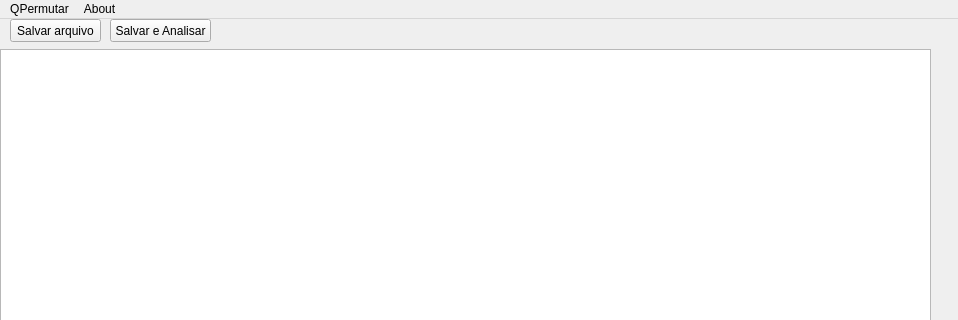
Before: the Qt Designer form mainwindow.ui in vrios/QPermuta, drawn with Qt 5; both pictures show x 0 to 958 and y 0 to 320 of the 958 by 582 pixel window.
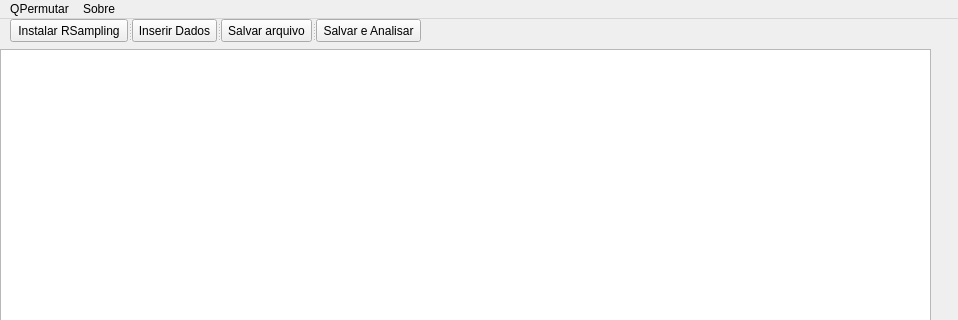
After: the same form once the commit is applied.

Commit message: -added button to install Rsampling -corrected output of files -added about dialog -promoted to version 1.0 beta

```diff
--- a/mainwindow.ui
+++ b/mainwindow.ui
@@ -24,33 +24,40 @@
      </rect>
     </property>
    </widget>
-   <widget class="QPushButton" name="pushButtonSalvarArquivo">
+   <widget class="QSplitter" name="splitter">
     <property name="geometry">
      <rect>
       <x>10</x>
       <y>0</y>
-      <width>91</width>
+      <width>411</width>
       <height>23</height>
      </rect>
     </property>
+    <property name="orientation">
+     <enum>Qt::Horizontal</enum>
+    </property>
+    <widget class="QPushButton" name="pushButtonInstalar">
+     <property name="text">
+      <string>Instalar RSampling</string>
+     </property>
+    </widget>
+    <widget class="QPushButton" name="pushButtonInserirDados">
+     <property name="text">
+      <string>Inserir Dados</string>
+     </property>
+    </widget>
+    <widget class="QPushButton" name="pushButtonSalvarArquivo">
     <property name="text">
      <string>Salvar arquivo</string>
     </property>
    </widget>
    <widget class="QPushButton" name="pushButtonSalvarAnalisar">
-    <property name="geometry">
-     <rect>
-      <x>110</x>
-      <y>0</y>
-      <width>101</width>
-      <height>23</height>
-     </rect>
-    </property>
     <property name="text">
      <string>Salvar e Analisar</string>
     </property>
    </widget>
   </widget>
+  </widget>
   <widget class="QMenuBar" name="menuBar">
    <property name="geometry">
     <rect>
@@ -66,12 +73,14 @@
     </property>
     <addaction name="actionAbrir_Arquivo"/>
     <addaction name="actionNovosDados"/>
+    <addaction name="actionInstalar_RSampling"/>
     <addaction name="actionExit"/>
    </widget>
    <widget class="QMenu" name="menuAbout">
     <property name="title">
-     <string>About</string>
+     <string>Sobre</string>
     </property>
+    <addaction name="actionSobre_o_Qpermuta"/>
    </widget>
    <addaction name="menuQPermutar"/>
    <addaction name="menuAbout"/>
@@ -92,6 +101,16 @@
     <string>Abrir Arquivo</string>
    </property>
   </action>
+  <action name="actionInstalar_RSampling">
+   <property name="text">
+    <string>Instalar RSampling</string>
+   </property>
+  </action>
+  <action name="actionSobre_o_Qpermuta">
+   <property name="text">
+    <string>Sobre o Qpermuta</string>
+   </property>
+  </action>
  </widget>
  <layoutdefault spacing="6" margin="11"/>
  <resources/>
```
Lines whose indentation alone changed are shown as unchanged. The commit also changes 6 other files.
